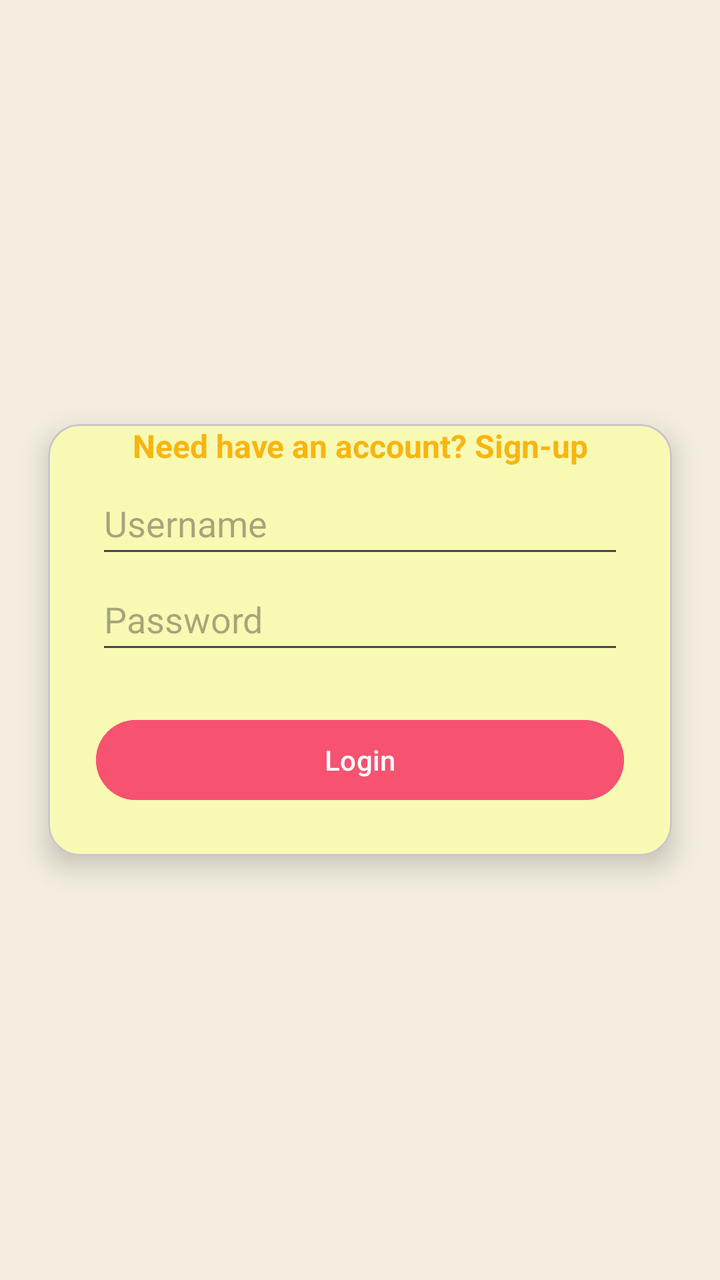
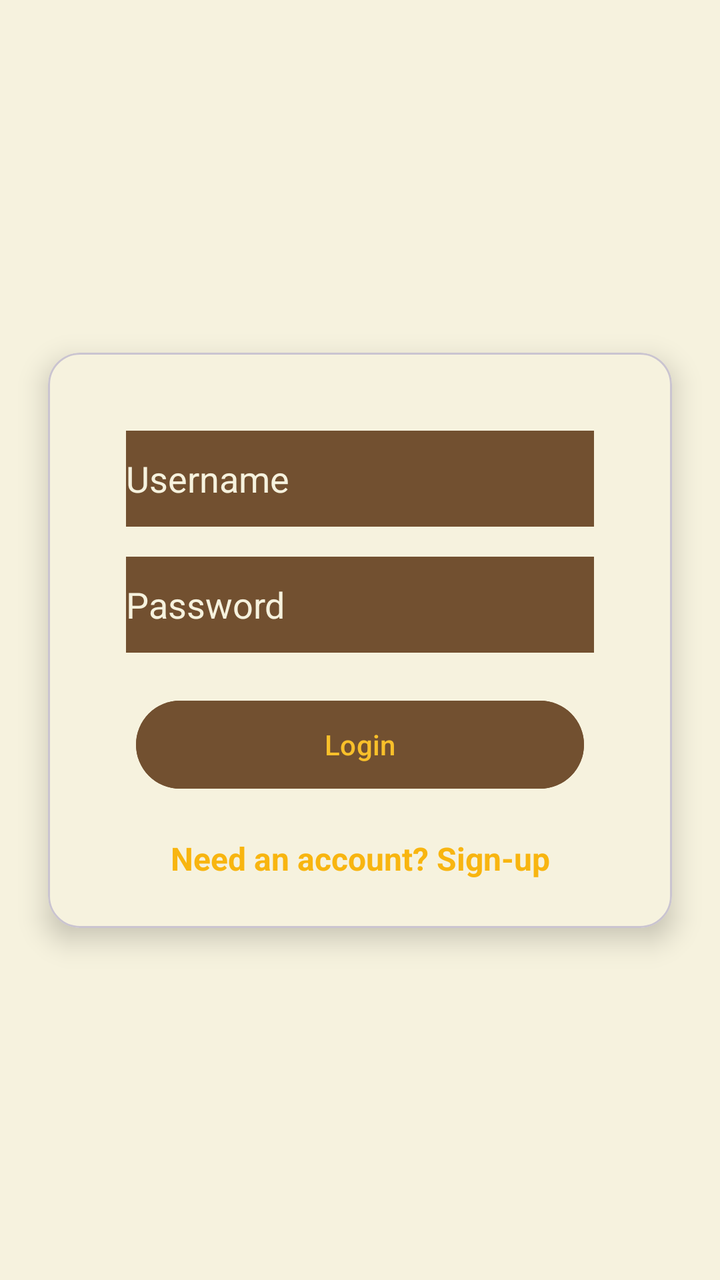

Before-and-after screenshots of an Android layout around one commit, followed by the original layout XML and the change that was made.
<!-- AndroidManifest.xml: application theme Theme.BeeBudgetingLimited -->
<!-- res/layout/activity_login.xml -->
<?xml version="1.0" encoding="utf-8"?>
<androidx.constraintlayout.widget.ConstraintLayout xmlns:android="http://schemas.android.com/apk/res/android"
    xmlns:app="http://schemas.android.com/apk/res-auto"
    xmlns:tools="http://schemas.android.com/tools"
    android:id="@+id/main"
    android:layout_width="match_parent"
    android:layout_height="match_parent"
    android:background="#F3EEDF"
    tools:context=".MainActivity">

    <com.google.android.material.card.MaterialCardView
        android:id="@+id/cardContainer"
        android:layout_width="0dp"
        android:layout_height="wrap_content"
        android:layout_margin="24dp"
        android:backgroundTint="@color/pastel_yellow"
        app:cardCornerRadius="16dp"
        app:cardElevation="8dp"
        app:layout_constraintBottom_toBottomOf="parent"
        app:layout_constraintEnd_toEndOf="parent"
        app:layout_constraintStart_toStartOf="parent"
        app:layout_constraintTop_toTopOf="parent">

        <TextView
            android:id="@+id/tvRedirectLogin"
            android:layout_width="match_parent"
            android:layout_height="wrap_content"
            android:gravity="center_horizontal"
            android:text="@string/dont_have_an_account"
            android:textColor="#F8B510"
            android:textSize="16sp"
            android:textStyle="bold" />

        <LinearLayout
            android:layout_width="match_parent"
            android:layout_height="wrap_content"
            android:orientation="vertical"
            android:padding="24dp">

            <EditText
                android:id="@+id/etUsername"
                android:layout_width="match_parent"
                android:layout_height="48dp"
                android:hint="Username"
                android:inputType="text" />

            <EditText
                android:id="@+id/etPassword"
                android:layout_width="match_parent"
                android:layout_height="48dp"
                android:hint="Password"
                android:inputType="textPassword" />

            <Button
                android:id="@+id/btnLogin"
                android:layout_width="match_parent"
                android:layout_height="wrap_content"
                android:layout_marginTop="24dp"
                android:backgroundTint="#F75270"
                android:text="Login" />
        </LinearLayout>



    </com.google.android.material.card.MaterialCardView>

</androidx.constraintlayout.widget.ConstraintLayout>
<!-- resources referenced by this layout -->
<resources>
  <color name="pastel_yellow">#F8FAB4</color>
  <string name="dont_have_an_account">Need have an account? Sign-up</string>
  <style name="Theme.BeeBudgetingLimited" parent="Base.Theme.BeeBudgetingLimited" />
  <style name="Base.Theme.BeeBudgetingLimited" parent="Theme.Material3.DayNight.NoActionBar">
          
          
      </style>
</resources>

<!-- the commit's change to res/layout/activity_login.xml (unified diff, before → after) -->
@@ -5,7 +5,7 @@
     android:id="@+id/main"
     android:layout_width="match_parent"
     android:layout_height="match_parent"
-    android:background="#F3EEDF"
+    android:background="@color/Cream"
     tools:context=".MainActivity">
 
     <com.google.android.material.card.MaterialCardView
@@ -13,23 +13,13 @@
         android:layout_width="0dp"
         android:layout_height="wrap_content"
         android:layout_margin="24dp"
-        android:backgroundTint="@color/pastel_yellow"
+        android:backgroundTint="@color/Cream"
         app:cardCornerRadius="16dp"
         app:cardElevation="8dp"
         app:layout_constraintBottom_toBottomOf="parent"
         app:layout_constraintEnd_toEndOf="parent"
         app:layout_constraintStart_toStartOf="parent"
         app:layout_constraintTop_toTopOf="parent">
-
-        <TextView
-            android:id="@+id/tvRedirectLogin"
-            android:layout_width="match_parent"
-            android:layout_height="wrap_content"
-            android:gravity="center_horizontal"
-            android:text="@string/dont_have_an_account"
-            android:textColor="#F8B510"
-            android:textSize="16sp"
-            android:textStyle="bold" />
 
         <LinearLayout
             android:layout_width="match_parent"
@@ -39,25 +29,49 @@
 
             <EditText
                 android:id="@+id/etUsername"
+                android:background="@color/Gray_brown"
+                android:textColor="@color/Cream"
                 android:layout_width="match_parent"
                 android:layout_height="48dp"
+                android:layout_marginLeft="15dp"
+                android:layout_marginTop="15dp"
+                android:layout_marginRight="15dp"
                 android:hint="Username"
+                android:textColorHint="@color/Cream"
                 android:inputType="text" />
 
             <EditText
                 android:id="@+id/etPassword"
+                android:background="@color/Gray_brown"
                 android:layout_width="match_parent"
                 android:layout_height="48dp"
+                android:layout_marginLeft="15dp"
+                android:layout_marginTop="15dp"
+                android:layout_marginRight="15dp"
                 android:hint="Password"
+                android:textColorHint="@color/Cream"
                 android:inputType="textPassword" />
 
             <Button
                 android:id="@+id/btnLogin"
                 android:layout_width="match_parent"
+                android:layout_marginTop="24dp"
+                android:layout_height="52dp"
+                android:layout_margin="20dp"
+                android:backgroundTint="@color/Gray_brown"
+                android:textAlignment="center"
+                android:textColor="@color/Bright_yellow"
+                android:text="Login" />
+
+            <TextView
+                android:id="@+id/tvRedirectLogin"
+                android:layout_width="match_parent"
                 android:layout_height="wrap_content"
-                android:layout_marginTop="24dp"
-                android:backgroundTint="#F75270"
-                android:text="Login" />
+                android:gravity="center_horizontal"
+                android:text="@string/dont_have_an_account"
+                android:textColor="#F8B510"
+                android:textSize="16sp"
+                android:textStyle="bold" />
         </LinearLayout>
 
 
<!-- resource entries referenced after the edit -->
@@ -1,7 +1,9 @@
 <!-- resources referenced by this layout -->
 <resources>
-  <color name="pastel_yellow">#F8FAB4</color>
-  <string name="dont_have_an_account">Need have an account? Sign-up</string>
+  <color name="Bright_yellow">#f9c02a</color>
+  <color name="Cream">#f6f2de</color>
+  <color name="Gray_brown">#725030</color>
+  <string name="dont_have_an_account">Need an account? Sign-up</string>
   <style name="Theme.BeeBudgetingLimited" parent="Base.Theme.BeeBudgetingLimited" />
   <style name="Base.Theme.BeeBudgetingLimited" parent="Theme.Material3.DayNight.NoActionBar">
           
